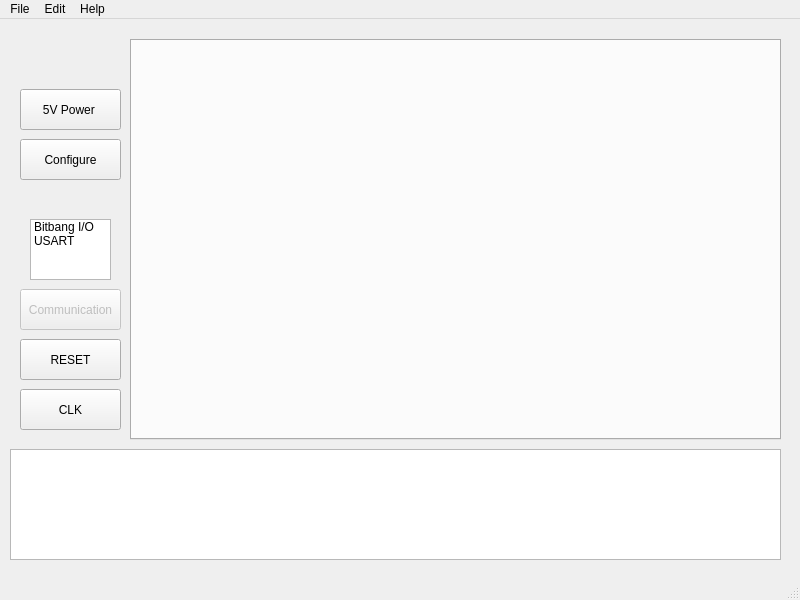
GaryBlackbourne/Logsys-GUI, file mainwindow.ui: the form before one commit.
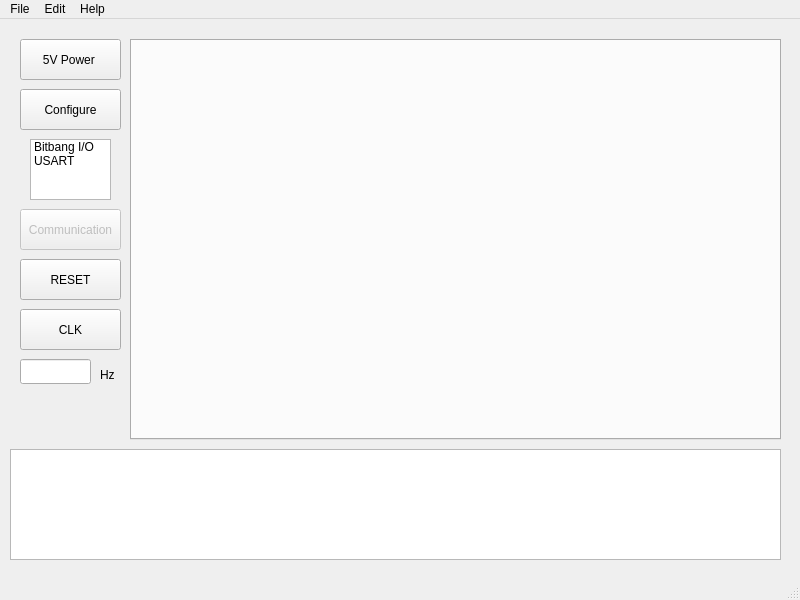
The form after the commit.

Commit message: Added customisable clock to GUI

Diff of the .ui file:
```diff
--- a/mainwindow.ui
+++ b/mainwindow.ui
@@ -28,7 +28,7 @@
     <property name="geometry">
      <rect>
       <x>20</x>
-      <y>70</y>
+      <y>20</y>
       <width>101</width>
       <height>41</height>
      </rect>
@@ -44,7 +44,7 @@
     <property name="geometry">
      <rect>
       <x>30</x>
-      <y>200</y>
+      <y>120</y>
       <width>81</width>
       <height>61</height>
      </rect>
@@ -67,7 +67,7 @@
     <property name="geometry">
      <rect>
       <x>20</x>
-      <y>270</y>
+      <y>190</y>
       <width>101</width>
       <height>41</height>
      </rect>
@@ -83,7 +83,7 @@
     <property name="geometry">
      <rect>
       <x>20</x>
-      <y>120</y>
+      <y>70</y>
       <width>101</width>
       <height>41</height>
      </rect>
@@ -109,7 +109,7 @@
     <property name="geometry">
      <rect>
       <x>20</x>
-      <y>320</y>
+      <y>240</y>
       <width>101</width>
       <height>41</height>
      </rect>
@@ -125,7 +125,7 @@
     <property name="geometry">
      <rect>
       <x>20</x>
-      <y>370</y>
+      <y>290</y>
       <width>101</width>
       <height>41</height>
      </rect>
@@ -137,6 +137,29 @@
      <bool>true</bool>
     </property>
    </widget>
+   <widget class="QLineEdit" name="freq_input">
+    <property name="geometry">
+     <rect>
+      <x>20</x>
+      <y>340</y>
+      <width>71</width>
+      <height>25</height>
+     </rect>
+    </property>
+   </widget>
+   <widget class="QLabel" name="label_HZ">
+    <property name="geometry">
+     <rect>
+      <x>100</x>
+      <y>340</y>
+      <width>21</width>
+      <height>31</height>
+     </rect>
+    </property>
+    <property name="text">
+     <string>Hz</string>
+    </property>
+   </widget>
   </widget>
   <widget class="QMenuBar" name="menubar">
    <property name="geometry">
```
The commit also changes 1 other file.
